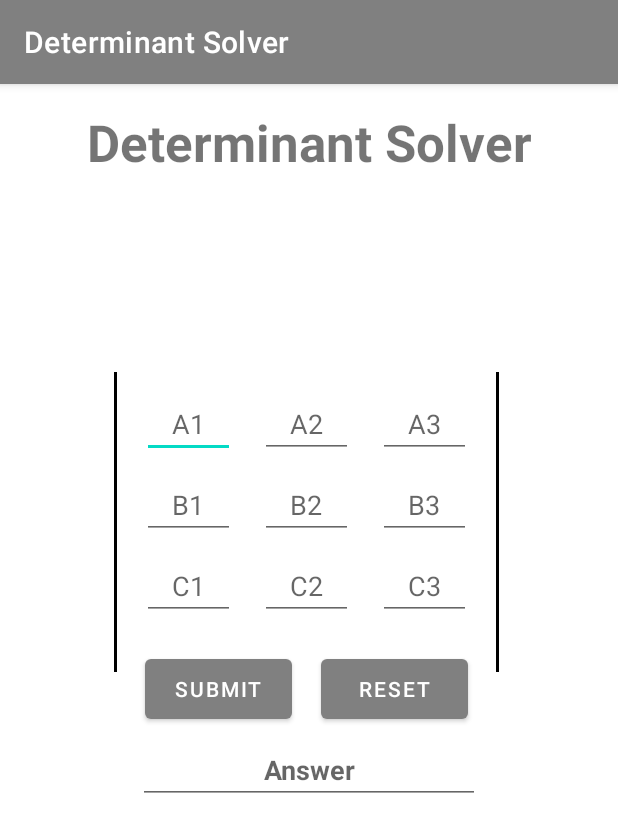
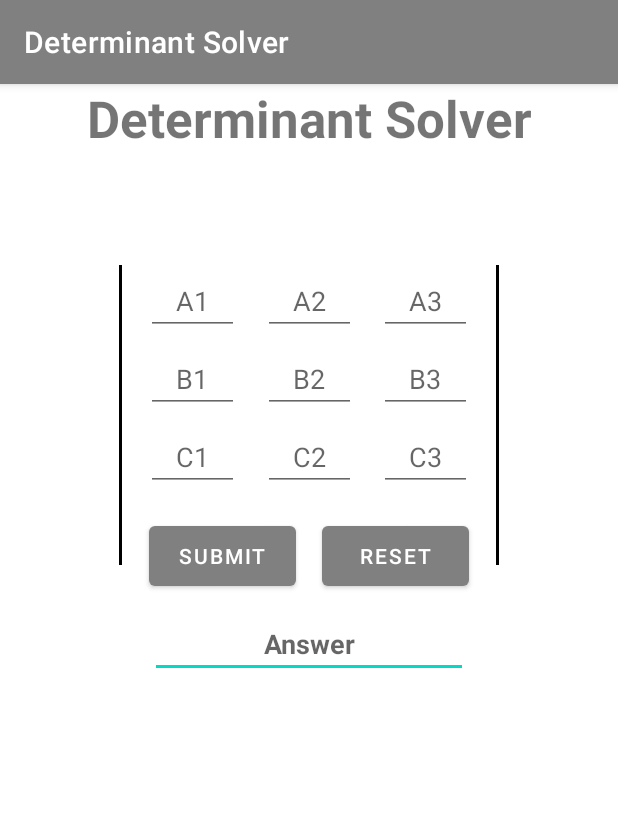
Before and after one commit to Avirup281206/DeterminantSolver, an Android app: the screen it shows after launch (MainActivity), on a phone screen of 412 x 824 dp. Shown: the top 832 px of the screen. Run offline under Robolectric (Android 15) with nearby library versions, the phone set to English and light mode, and no system bars.

Commit message:
Did some major changes to the UI. Pushed the whole middle portion a bit upwards. Added a scroll view at the back removing the original constraint layout

```diff
--- a/app/src/main/res/layout/activity_main.xml
+++ b/app/src/main/res/layout/activity_main.xml
@@ -1,62 +1,56 @@
 <?xml version="1.0" encoding="utf-8"?>
-<androidx.constraintlayout.widget.ConstraintLayout xmlns:android="http://schemas.android.com/apk/res/android"
+<ScrollView
+        android:layout_width="match_parent"
+        android:layout_height="match_parent"
+        tools:layout_editor_absoluteX="0dp"
+        tools:layout_editor_absoluteY="0dp"
+        android:fillViewport="true"
+        xmlns:android="http://schemas.android.com/apk/res/android"
         xmlns:app="http://schemas.android.com/apk/res-auto"
         xmlns:tools="http://schemas.android.com/tools"
+        tools:context=".MainActivity">
+
+        <androidx.constraintlayout.widget.ConstraintLayout
                 android:layout_width="match_parent"
-    android:layout_height="match_parent"
-    tools:context=".MainActivity">
+                android:layout_height="match_parent">
 
                 <TextView
                     android:id="@+id/textView"
-        android:layout_width="0dp"
-        android:layout_height="56dp"
-        android:layout_marginStart="8dp"
-        android:layout_marginTop="16dp"
-        android:layout_marginEnd="8dp"
+                    android:layout_width="match_parent"
+                    android:layout_height="wrap_content"
                     android:text="@string/top_label_name"
                     android:textAlignment="center"
                     android:textSize="34sp"
                     android:textStyle="bold"
                     app:layout_constraintEnd_toEndOf="parent"
-        app:layout_constraintHorizontal_bias="1.0"
                     app:layout_constraintStart_toStartOf="parent"
                     app:layout_constraintTop_toTopOf="parent" />
-
-    <androidx.constraintlayout.widget.ConstraintLayout
-        android:layout_width="280dp"
-        android:layout_height="462dp"
-        android:layout_marginStart="65dp"
-        android:layout_marginTop="104dp"
-        android:layout_marginEnd="65dp"
-        app:layout_constraintEnd_toEndOf="parent"
-        app:layout_constraintStart_toStartOf="parent"
-        app:layout_constraintTop_toBottomOf="@+id/textView">
 
                 <View
                     android:id="@+id/view2"
                     android:layout_width="2dp"
                     android:layout_height="200dp"
-            android:layout_marginTop="16dp"
-            android:layout_marginEnd="13dp"
+                    android:layout_marginTop="75dp"
+                    android:layout_marginEnd="79dp"
                     android:background="#000000"
                     app:layout_constraintEnd_toEndOf="parent"
-            app:layout_constraintTop_toTopOf="parent" />
+                    app:layout_constraintTop_toBottomOf="@+id/textView" />
 
                 <View
                     android:id="@+id/view"
                     android:layout_width="2dp"
                     android:layout_height="200dp"
-            android:layout_marginStart="10dp"
-            android:layout_marginTop="16dp"
+                    android:layout_marginStart="79dp"
+                    android:layout_marginTop="75dp"
                     android:background="#000000"
                     app:layout_constraintStart_toStartOf="parent"
-            app:layout_constraintTop_toTopOf="parent" />
+                    app:layout_constraintTop_toBottomOf="@+id/textView" />
 
                 <EditText
                     android:id="@+id/text_a1"
                     android:layout_width="62dp"
                     android:layout_height="42dp"
-            android:layout_marginTop="31dp"
+                    android:layout_marginTop="80dp"
                     android:ems="10"
                     android:hint="@string/field_a1_hint"
                     android:importantForAutofill="no"
@@ -65,7 +59,7 @@
                     app:layout_constraintEnd_toStartOf="@+id/text_a2"
                     app:layout_constraintHorizontal_bias="0.5"
                     app:layout_constraintStart_toEndOf="@+id/view"
-            app:layout_constraintTop_toTopOf="parent" />
+                    app:layout_constraintTop_toBottomOf="@+id/textView" />
 
                 <EditText
                     android:id="@+id/text_a2"
@@ -99,7 +93,7 @@
                     android:id="@+id/text_b1"
                     android:layout_width="62dp"
                     android:layout_height="42dp"
-            android:layout_marginTop="12dp"
+                    android:layout_marginTop="10dp"
                     android:ems="10"
                     android:hint="@string/field_b1_hint"
                     android:importantForAutofill="no"
@@ -142,7 +136,7 @@
                     android:id="@+id/text_c1"
                     android:layout_width="62dp"
                     android:layout_height="42dp"
-            android:layout_marginTop="12dp"
+                    android:layout_marginTop="10dp"
                     android:ems="10"
                     android:hint="@string/field_c1_hint"
                     android:importantForAutofill="no"
@@ -185,7 +179,7 @@
                     android:id="@+id/button"
                     android:layout_width="98dp"
                     android:layout_height="52dp"
-            android:layout_marginTop="20dp"
+                    android:layout_marginTop="17dp"
                     android:onClick="solve"
                     android:text="@string/submit_text"
                     app:layout_constraintEnd_toStartOf="@+id/button2"
@@ -208,9 +202,9 @@
                     android:id="@+id/text_answer"
                     android:layout_width="0dp"
                     android:layout_height="wrap_content"
-            android:layout_marginStart="26dp"
-            android:layout_marginTop="5dp"
-            android:layout_marginEnd="26dp"
+                    android:layout_marginStart="100dp"
+                    android:layout_marginTop="10dp"
+                    android:layout_marginEnd="100dp"
                     android:clickable="false"
                     android:editable="false"
                     android:ems="10"
@@ -225,11 +219,9 @@
 
                 <TextView
                     android:id="@+id/text_numberFormatException"
-            android:layout_width="201dp"
+                    android:layout_width="match_parent"
                     android:layout_height="23dp"
-            android:layout_marginStart="29dp"
                     android:layout_marginTop="10dp"
-            android:layout_marginEnd="29dp"
                     android:text="@string/invalid_input_text"
                     android:textAlignment="center"
                     android:textColor="@color/red"
@@ -240,10 +232,9 @@
                     app:layout_constraintTop_toBottomOf="@+id/text_answer" />
 
                 <ScrollView
-            android:layout_width="282dp"
+                    android:layout_width="match_parent"
                     android:layout_height="148dp"
-            android:layout_marginTop="11dp"
-            app:layout_constraintBottom_toBottomOf="parent"
+                    android:layout_marginTop="10dp"
                     app:layout_constraintEnd_toEndOf="parent"
                     app:layout_constraintStart_toStartOf="parent"
                     app:layout_constraintTop_toBottomOf="@+id/text_answer">
@@ -252,11 +243,10 @@
                         android:id="@+id/text_solution"
                         android:layout_width="match_parent"
                         android:layout_height="wrap_content"
-                android:padding="10dp"
+                        android:textAlignment="center"
                         android:textSize="16sp"
                         android:textStyle="italic" />
                 </ScrollView>
-
             </androidx.constraintlayout.widget.ConstraintLayout>
 
-</androidx.constraintlayout.widget.ConstraintLayout>
+    </ScrollView>
```
Lines whose indentation alone changed are shown as unchanged.
